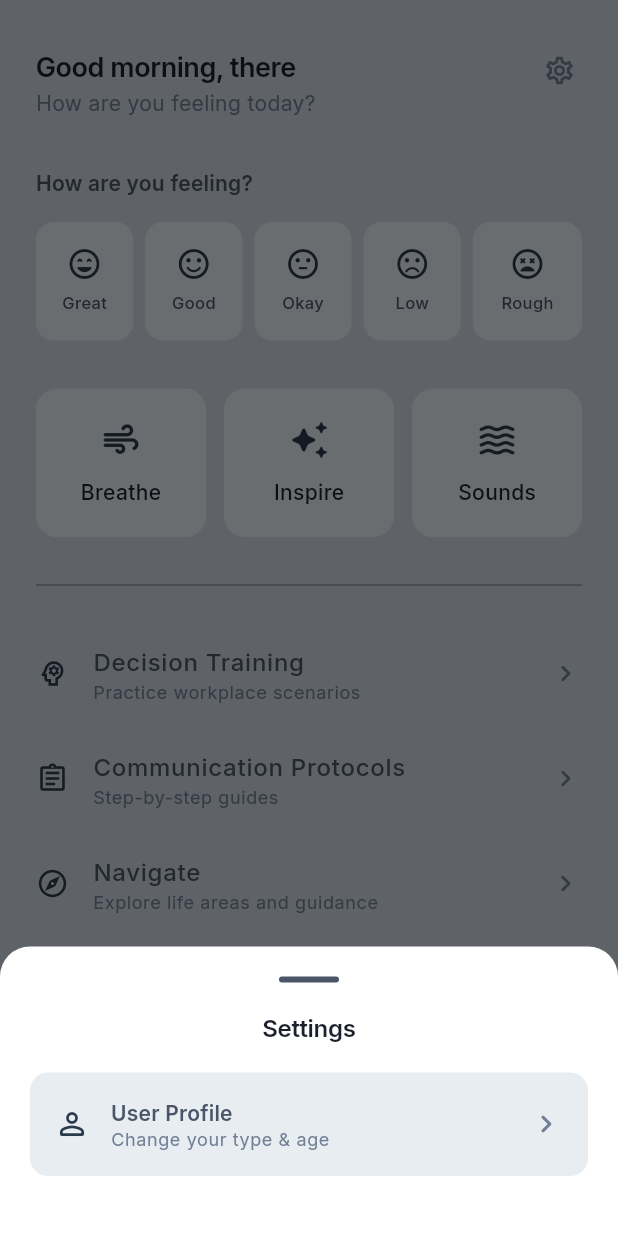
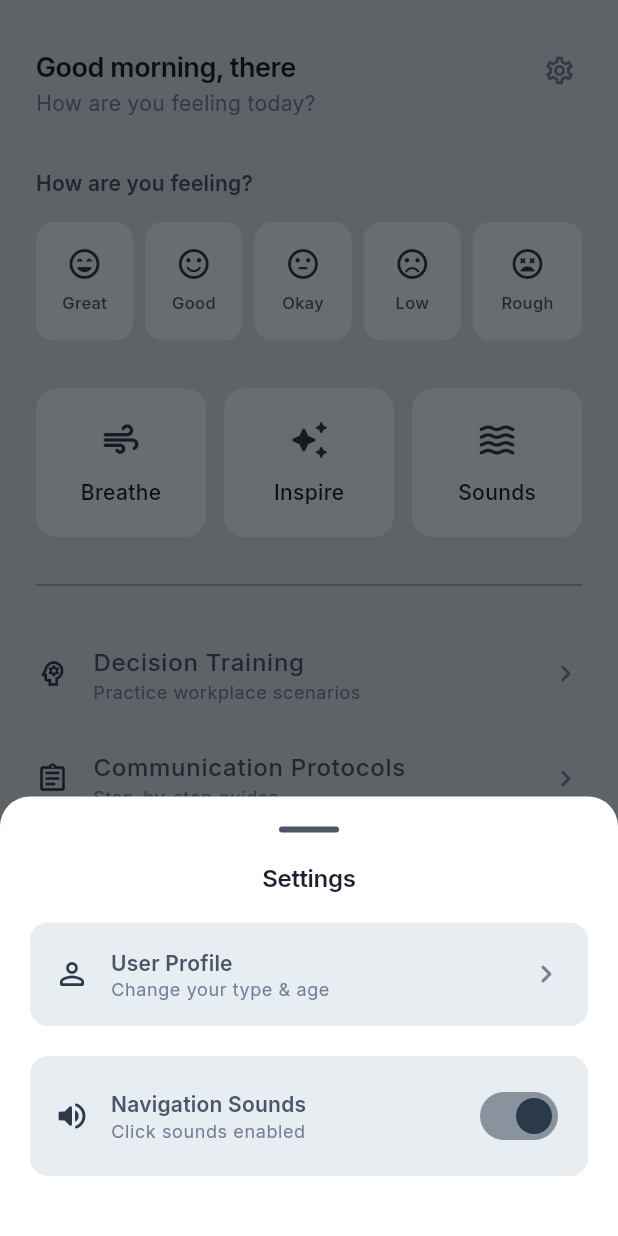
Before and after one commit to darrengalvin/oceaninsights, a Flutter app: the HomeScreen screen opened directly, after a tap on the "settings" icon, on a phone screen of 412 x 824 dp. Run offline on Flutter 3.47's test engine with Material 3 defaults, Android fonts, the phone set to English and light mode, and no system bars; our stand-ins replace flutter_animate, google_fonts, hive, hive_flutter, in_app_purchase, just_audio and 1 more; accounts and stored records are empty.

Commit message:
Add navigation sounds toggle in settings

```diff
--- /dev/null
+++ b/lib/core/services/ui_preferences_service.dart
@@ -0,0 +1,37 @@
+import 'package:flutter/foundation.dart';
+import 'package:hive_flutter/hive_flutter.dart';
+
+class UIPreferencesService extends ChangeNotifier {
+  static final UIPreferencesService _instance = UIPreferencesService._internal();
+  factory UIPreferencesService() => _instance;
+  UIPreferencesService._internal();
+
+  static const String _boxName = 'ui_preferences';
+  static const String _soundsEnabledKey = 'sounds_enabled';
+
+  Box? _box;
+  bool _soundsEnabled = true;
+
+  bool get soundsEnabled => _soundsEnabled;
+
+  Future<void> initialize() async {
+    try {
+      _box = await Hive.openBox(_boxName);
+      _soundsEnabled = _box?.get(_soundsEnabledKey, defaultValue: true) ?? true;
+      debugPrint('✅ UI Preferences initialized - Sounds: $_soundsEnabled');
+    } catch (e) {
+      debugPrint('⚠️ Failed to initialize UI preferences: $e');
+    }
+  }
+
+  Future<void> setSoundsEnabled(bool enabled) async {
+    _soundsEnabled = enabled;
+    await _box?.put(_soundsEnabledKey, enabled);
+    notifyListeners();
+    debugPrint('🔊 UI Sounds ${enabled ? 'enabled' : 'disabled'}');
+  }
+
+  Future<void> toggleSounds() async {
+    await setSoundsEnabled(!_soundsEnabled);
+  }
+}
--- a/lib/core/services/ui_sound_service.dart
+++ b/lib/core/services/ui_sound_service.dart
@@ -1,5 +1,6 @@
 import 'package:flutter/foundation.dart';
 import 'package:just_audio/just_audio.dart';
+import 'ui_preferences_service.dart';
 
 /// Service for playing short UI feedback sounds
 class UISoundService {
@@ -33,6 +34,11 @@ class UISoundService {
       return;
     }
 
+    // Check if sounds are enabled
+    if (!UIPreferencesService().soundsEnabled) {
+      return;
+    }
+
     // Don't await - fire and forget for responsive UI
     _clickPlayer!.stop().then((_) {
       return _clickPlayer!.seek(Duration.zero);
--- a/lib/features/home/screens/home_screen.dart
+++ b/lib/features/home/screens/home_screen.dart
@@ -6,6 +6,7 @@ import 'package:provider/provider.dart';
 import '../../../core/theme/theme_options.dart';
 import '../../../core/providers/user_provider.dart';
 import '../../../core/services/ui_sound_service.dart';
+import '../../../core/services/ui_preferences_service.dart';
 import '../../breathing/screens/breathing_screen.dart';
 import '../../affirmations/screens/affirmations_screen.dart';
 import '../../assessment/screens/assessment_screen.dart';
@@ -394,6 +395,18 @@ class HomeScreen extends StatelessWidget {
               },
             ),
             const SizedBox(height: 10),
+            Consumer<UIPreferencesService>(
+              builder: (context, prefs, _) => _SettingsSwitchTile(
+                icon: Icons.volume_up_rounded,
+                title: 'Navigation Sounds',
+                subtitle: prefs.soundsEnabled ? 'Click sounds enabled' : 'Click sounds disabled',
+                value: prefs.soundsEnabled,
+                onChanged: (value) async {
+                  await prefs.setSoundsEnabled(value);
+                },
+              ),
+            ),
+            const SizedBox(height: 10),
           ],
         ),
       ),
@@ -615,6 +628,64 @@ class _SettingsTile extends StatelessWidget {
   }
 }
 
+class _SettingsSwitchTile extends StatelessWidget {
+  final IconData icon;
+  final String title;
+  final String subtitle;
+  final bool value;
+  final ValueChanged<bool> onChanged;
+
+  const _SettingsSwitchTile({
+    required this.icon,
+    required this.title,
+    required this.subtitle,
+    required this.value,
+    required this.onChanged,
+  });
+
+  @override
+  Widget build(BuildContext context) {
+    final colours = context.colours;
+
+    return Container(
+      margin: const EdgeInsets.only(bottom: 10),
+      padding: const EdgeInsets.all(16),
+      decoration: BoxDecoration(
+        color: colours.cardLight,
+        borderRadius: BorderRadius.circular(12),
+      ),
+      child: Row(
+        children: [
+          Icon(icon, color: colours.accent, size: 24),
+          const SizedBox(width: 14),
+          Expanded(
+            child: Column(
+              crossAxisAlignment: CrossAxisAlignment.start,
+              children: [
+                Text(
+                  title,
+                  style: Theme.of(context).textTheme.titleMedium?.copyWith(
+                    fontWeight: FontWeight.w600,
+                  ),
+                ),
+                Text(
+                  subtitle,
+                  style: Theme.of(context).textTheme.bodySmall,
+                ),
+              ],
+            ),
+          ),
+          Switch(
+            value: value,
+            onChanged: onChanged,
+            activeColor: colours.accent,
+          ),
+        ],
+      ),
+    );
+  }
+}
+
 /// Full logo with waves icon + readable text below (for headers/branding)
 class _OceanInsightFullLogo extends StatelessWidget {
   final double size;
--- a/lib/main.dart
+++ b/lib/main.dart
@@ -8,6 +8,7 @@ import 'core/providers/mood_provider.dart';
 import 'core/providers/theme_provider.dart';
 import 'core/services/content_service.dart';
 import 'core/services/ui_sound_service.dart';
+import 'core/services/ui_preferences_service.dart';
 import 'features/splash/screens/splash_screen.dart';
 import 'features/onboarding/screens/onboarding_screen.dart';
 import 'features/home/screens/home_screen.dart';
@@ -33,6 +34,9 @@ void main() async {
   // Initialise scenario service
   await ScenarioService.instance.initialize();
 
+  // Initialise UI preferences
+  await UIPreferencesService().initialize();
+
   // Initialise UI sound service
   await UISoundService().initialize();
 
@@ -56,6 +60,7 @@ class OceanInsightApp extends StatelessWidget {
         ChangeNotifierProvider(create: (_) => MoodProvider()),
         ChangeNotifierProvider(create: (_) => ThemeProvider()),
         ChangeNotifierProvider.value(value: ScenarioService.instance),
+        ChangeNotifierProvider.value(value: UIPreferencesService()),
       ],
       child: Consumer2<UserProvider, ThemeProvider>(
         builder: (context, userProvider, themeProvider, _) {
```
